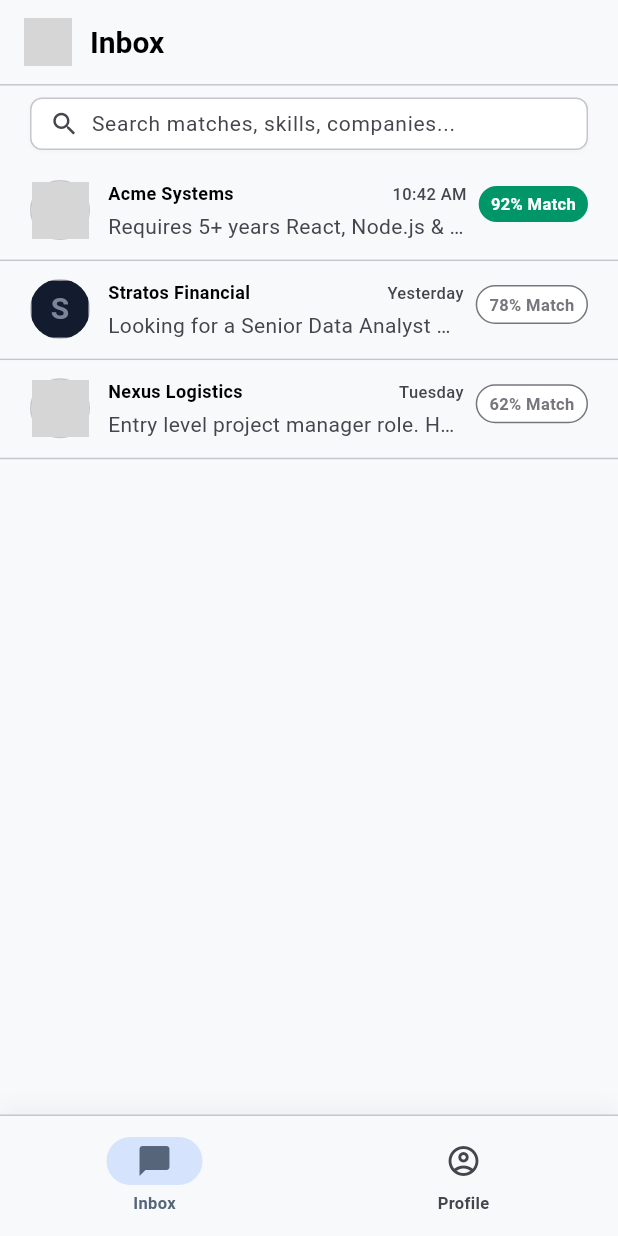
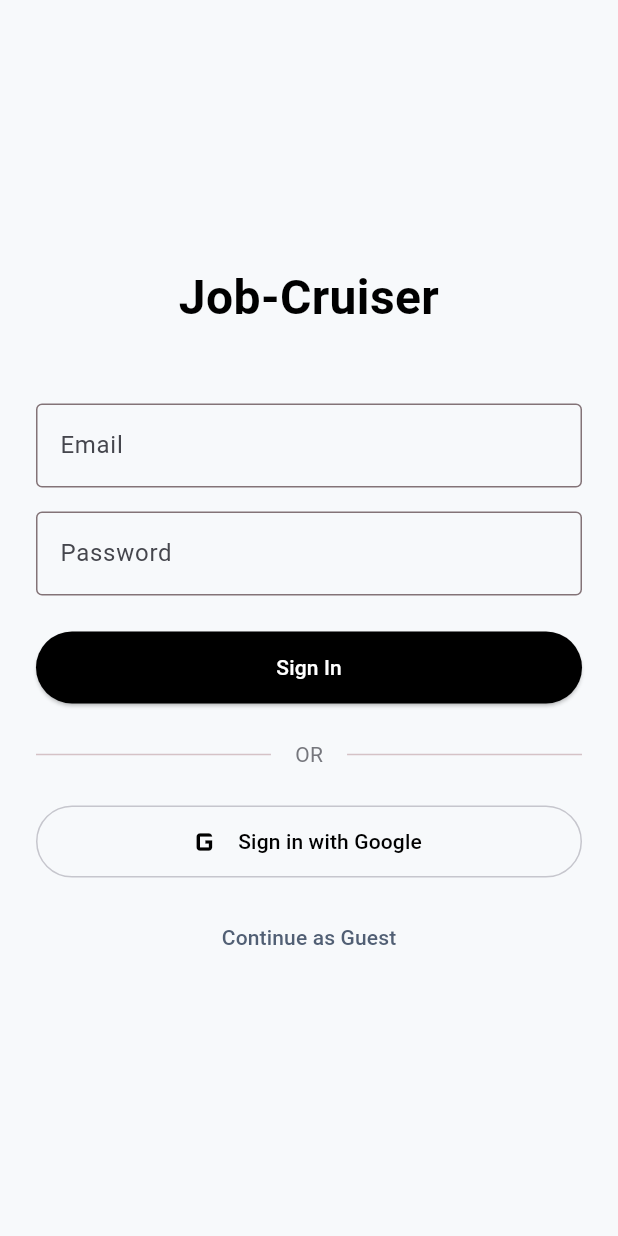
Before and after one commit to Dhruv1249/Job-cruiser, a Flutter app: the screen it shows after launch, on a phone screen of 412 x 824 dp. Run offline on Flutter 3.47's test engine with Material 3 defaults, Android fonts, the light colour scheme and no system bars; our stand-ins replace dio, flutter_dotenv, flutter_secure_storage, google_sign_in, logger, shared_preferences; grey boxes are pictures that could not be loaded.

Commit message:
feat: added login + google sso

```diff
--- /dev/null
+++ b/client/lib/auth.dart
@@ -0,0 +1,242 @@
+import 'package:flutter/material.dart';
+import 'main.dart' show AppColors, JobCruiserShell;
+import 'services/api_service.dart'; // Adjust path if necessary
+import 'package:google_sign_in/google_sign_in.dart';
+import 'package:flutter_dotenv/flutter_dotenv.dart';
+
+class AuthScreen extends StatefulWidget {
+  const AuthScreen({super.key});
+
+  @override
+  State<AuthScreen> createState() => _AuthScreenState();
+}
+
+class _AuthScreenState extends State<AuthScreen> {
+  final ApiService _apiService = ApiService();
+
+  // Controllers to read the text inputs
+  final TextEditingController _emailController = TextEditingController();
+  final TextEditingController _passwordController = TextEditingController();
+
+  bool _isLoading = false;
+
+  final GoogleSignIn _googleSignIn = GoogleSignIn(
+  serverClientId: dotenv.env['GOOGLE_CLIENT_ID'],
+);
+  @override
+  void dispose() {
+    // Controllers must be disposed to prevent memory leaks
+    _emailController.dispose();
+    _passwordController.dispose();
+    super.dispose();
+  }
+
+  Future<void> _handleLogin() async {
+    setState(() {
+      _isLoading = true;
+    });
+
+    final bool success = await _apiService.login(
+      _emailController.text,
+      _passwordController.text,
+    );
+
+    if (!mounted) return;
+
+    if (success) {
+      // Navigate to the main app on success
+      Navigator.of(context).pushReplacement(
+        MaterialPageRoute(builder: (_) => const JobCruiserShell()),
+      );
+    } else {
+      // Stop loading and show error on failure
+      setState(() {
+        _isLoading = false;
+      });
+      ScaffoldMessenger.of(context).showSnackBar(
+        const SnackBar(content: Text('Login failed. Check your credentials.')),
+      );
+    }
+  }
+ Future<void> _handleGoogleLogin() async {
+  setState(() => _isLoading = true);
+
+  try {
+    debugPrint("Starting Google Sign-In");
+
+    final GoogleSignInAccount? account =
+        await _googleSignIn.signIn();
+
+    if (account == null) {
+      // User cancelled
+      if (!mounted) return;
+      setState(() => _isLoading = false);
+      return;
+    }
+
+    debugPrint("Account: ${account.email}");
+
+    final GoogleSignInAuthentication auth =
+        await account.authentication;
+
+    final String? idToken = auth.idToken;
+
+    debugPrint("Token received: ${idToken != null}");
+
+    if (idToken == null) {
+      throw Exception("No ID token received");
+    }
+
+    final bool success =
+        await _apiService.googleLogin(idToken);
+
+    if (!mounted) return;
+
+    if (success) {
+      Navigator.of(context).pushReplacement(
+        MaterialPageRoute(
+          builder: (_) => const JobCruiserShell(),
+        ),
+      );
+    } else {
+      setState(() => _isLoading = false);
+
+      ScaffoldMessenger.of(context).showSnackBar(
+        const SnackBar(
+          content: Text("Server rejected login"),
+        ),
+      );
+    }
+  } catch (e, s) {
+    debugPrint("GOOGLE ERROR: $e");
+    debugPrint(s.toString());
+
+    if (!mounted) return;
+
+    setState(() => _isLoading = false);
+
+    ScaffoldMessenger.of(context).showSnackBar(
+      SnackBar(
+        content: Text("Google Sign-In failed: $e"),
+      ),
+    );
+  }
+}
+  Future<void> _handleGuestLogin() async {
+    // Completely bypass the API and jump straight into the app
+    Navigator.of(context).pushReplacement(
+      MaterialPageRoute(builder: (_) => const JobCruiserShell()),
+    );
+  }
+
+  @override
+  Widget build(BuildContext context) {
+    return Scaffold(
+      backgroundColor: AppColors.surface,
+      body: Center(
+        child: SingleChildScrollView(
+          padding: const EdgeInsets.all(24.0),
+          child: ConstrainedBox(
+            constraints: const BoxConstraints(maxWidth: 400),
+            child: Column(
+              mainAxisAlignment: MainAxisAlignment.center,
+              crossAxisAlignment: CrossAxisAlignment.stretch,
+              children: [
+                const Text(
+                  'Job-Cruiser',
+                  textAlign: TextAlign.center,
+                  style: TextStyle(
+                    fontSize: 32,
+                    fontWeight: FontWeight.bold,
+                    color: AppColors.primary,
+                  ),
+                ),
+                const SizedBox(height: 48),
+                TextField(
+                  controller: _emailController,
+                  keyboardType: TextInputType.emailAddress,
+                  decoration: const InputDecoration(
+                    labelText: 'Email',
+                    border: OutlineInputBorder(),
+                  ),
+                ),
+                const SizedBox(height: 16),
+                TextField(
+                  controller: _passwordController,
+                  obscureText: true,
+                  decoration: const InputDecoration(
+                    labelText: 'Password',
+                    border: OutlineInputBorder(),
+                  ),
+                ),
+                const SizedBox(height: 24),
+                SizedBox(
+                  height: 48,
+                  child: ElevatedButton(
+                    onPressed: _isLoading ? null : _handleLogin,
+                    style: ElevatedButton.styleFrom(
+                      backgroundColor: AppColors.primary,
+                      foregroundColor: Colors.white,
+                    ),
+                    child: _isLoading
+                        ? const SizedBox(
+                            height: 24,
+                            width: 24,
+                            child: CircularProgressIndicator(
+                              color: Colors.white,
+                              strokeWidth: 2,
+                            ),
+                          )
+                        : const Text('Sign In'),
+                  ),
+                ),
+                const SizedBox(height: 24),
+                const Row(
+                  children: [
+                    Expanded(child: Divider()),
+                    Padding(
+                      padding: EdgeInsets.symmetric(horizontal: 16),
+                      child: Text(
+                        'OR',
+                        style: TextStyle(color: AppColors.outline),
+                      ),
+                    ),
+                    Expanded(child: Divider()),
+                  ],
+                ),
+                const SizedBox(height: 24),
+
+                // Google SSO Button
+                SizedBox(
+                  height: 48,
+                  child: OutlinedButton.icon(
+                    onPressed: _isLoading ? null : _handleGoogleLogin,
+                    icon: const Icon(
+                      Icons.g_mobiledata,
+                      size: 28,
+                    ), // Built-in G icon
+                    label: const Text('Sign in with Google'),
+                    style: OutlinedButton.styleFrom(
+                      foregroundColor: AppColors.primary,
+                      side: const BorderSide(color: AppColors.outlineVariant),
+                    ),
+                  ),
+                ),
+                const SizedBox(height: 16),
+
+                // Guest Login Button
+                TextButton(
+                  onPressed: _isLoading ? null : _handleGuestLogin,
+                  style: TextButton.styleFrom(
+                    foregroundColor: AppColors.secondary,
+                  ),
+                  child: const Text('Continue as Guest'),
+                ),
+              ],
+            ),
+          ),
+        ),
+      ),
+    );
+  }
+}
--- a/client/lib/main.dart
+++ b/client/lib/main.dart
@@ -1,8 +1,15 @@
 import 'package:flutter/material.dart';
 import 'details.dart' as details_page;
 import 'profile.dart';
+import 'auth.dart';
+import 'package:flutter_dotenv/flutter_dotenv.dart';
 
-void main() {
+Future<void> main() async {
+  // Ensure Flutter engine is initialized before loading files
+  WidgetsFlutterBinding.ensureInitialized();
+
+  // Load the environment variables
+  await dotenv.load(fileName: ".env");
   runApp(const MyApp());
 }
 
@@ -101,7 +108,7 @@ class MyApp extends StatelessWidget {
           }),
         ),
       ),
-      home: const JobCruiserShell(),
+      home: const AuthScreen(),
     );
   }
 }
--- a/client/lib/services/api_service.dart
+++ b/client/lib/services/api_service.dart
@@ -1,4 +1,5 @@
 import 'package:dio/dio.dart';
+import 'package:flutter_dotenv/flutter_dotenv.dart';
 import 'package:flutter_secure_storage/flutter_secure_storage.dart';
 import 'package:logger/logger.dart';
 
@@ -11,7 +12,7 @@ class ApiService {
   // The key we will use to store the JWT in the secure enclave
   static const String _tokenKey = 'jwt_token';
 
-  final String _baseUrl = 'http://localhost:8080/api';
+  final String _baseUrl = dotenv.env['API_BASE_URL'] ?? " ";
 
   ApiService() {
     // Configure the base URL
--- a/client/pubspec.yaml
+++ b/client/pubspec.yaml
@@ -38,7 +38,8 @@ dependencies:
   dio: ^5.9.2
   flutter_secure_storage: ^10.3.1
   logger: ^2.7.0
-
+  flutter_dotenv: ^6.0.1
+  google_sign_in: 6.2.1
 dev_dependencies:
   flutter_launcher_icons: ^0.14.3
   flutter_test:
@@ -64,6 +65,7 @@ flutter:
 
   # To add assets to your application, add an assets section, like this:
   assets:
+    - .env
     - assets/
   #   - images/a_dot_ham.jpeg
 
```
Also changed, not shown: client/lib/profile.dart (+100 -53 lines), client/pubspec.lock, 4 other files.
